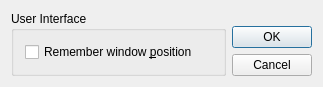
Old version of the form src/gui/forms/qrestpreferencesdialog.ui in the repository deufrai/Qrest.
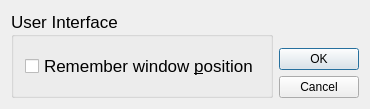
New version of the form. Icons and pictures are not drawn.

Commit message: More OSX GUI tweaks : make all font sizes consistant

Diff of the .ui file:
```diff
--- a/src/gui/forms/qrestpreferencesdialog.ui
+++ b/src/gui/forms/qrestpreferencesdialog.ui
@@ -6,8 +6,8 @@
    <rect>
     <x>0</x>
     <y>0</y>
-    <width>323</width>
-    <height>86</height>
+    <width>343</width>
+    <height>109</height>
    </rect>
   </property>
   <property name="windowTitle">
@@ -28,6 +28,11 @@
          <height>0</height>
         </size>
        </property>
+       <property name="font">
+        <font>
+         <pointsize>13</pointsize>
+        </font>
+       </property>
        <property name="title">
         <string>User Interface</string>
        </property>
```
The commit also changes 1 other file.
